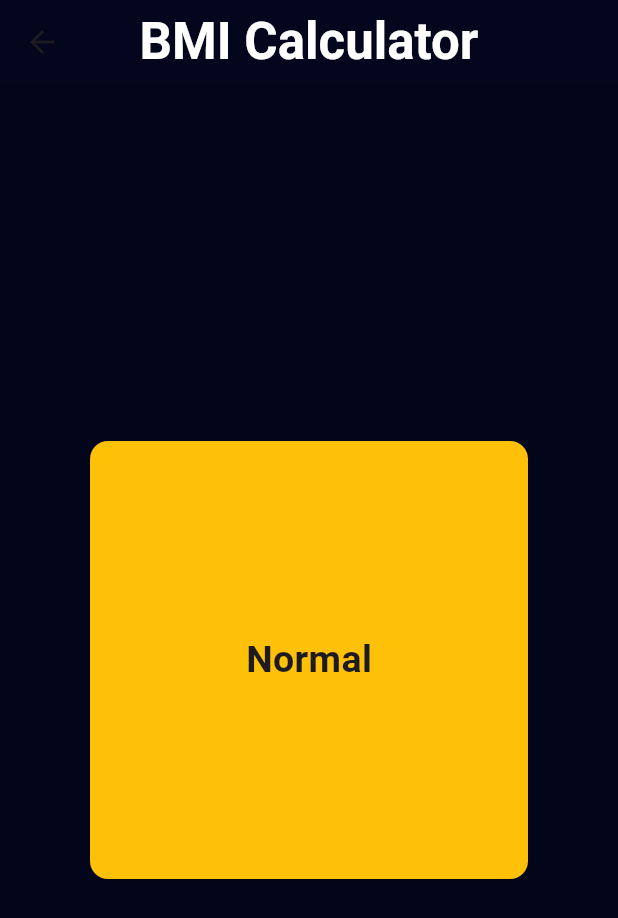
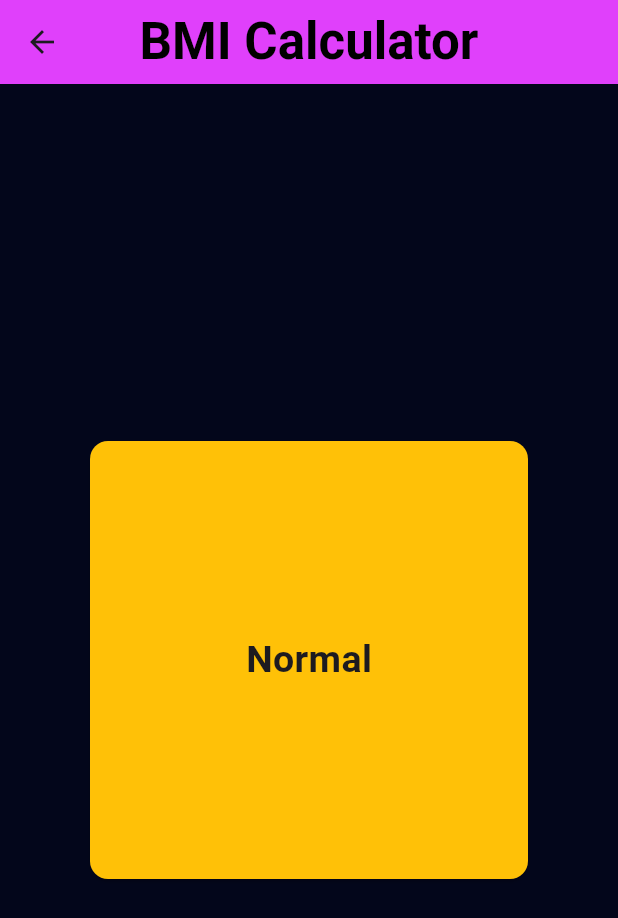
Before and after one commit to MouBiswas16/bmi_calculator, a Flutter app: the screen it shows after launch, after a tap on "CALCULATE", on a phone screen of 412 x 824 dp. Shown: the top 918 px of the screen. Run offline on Flutter 3.47's test engine with Material 3 defaults, Android fonts, the phone set to English and light mode, and no system bars.

Commit message:
without provider

```diff
--- /dev/null
+++ b/devtools_options.yaml
@@ -0,0 +1,3 @@
+description: This file stores settings for Dart & Flutter DevTools.
+documentation: https://docs.flutter.dev/tools/devtools/extensions#configure-extension-enablement-states
+extensions:
--- a/lib/screens/home_screen.dart
+++ b/lib/screens/home_screen.dart
@@ -3,6 +3,8 @@
 import 'package:bmi_calculator/screens/custom_cards.dart';
 import 'package:bmi_calculator/screens/result_screen.dart';
 import 'package:flutter/material.dart';
+
+import '../utils/color_constants.dart';
 
 class HomeScreen extends StatefulWidget {
   const HomeScreen({super.key});
@@ -12,21 +14,13 @@ class HomeScreen extends StatefulWidget {
 }
 
 class _HomeScreenState extends State<HomeScreen> {
-  Color appBarColor = Color(0xff03061C);
-  Color backgroundColor = Color(0xff03061B);
-  Color cardColor = Color(0xff171830);
-  bool isMale = true;
-  double height = 120;
-  int age = 20;
-  double weight = 30;
-
   @override
   Widget build(BuildContext context) {
     return Scaffold(
       appBar: AppBar(
         centerTitle: true,
         title: Text(
-          "BMI CALCULATOR",
+          "bmi calculator".toUpperCase(),
           style: TextStyle(
             color: Colors.white,
             fontSize: 34,
--- a/lib/screens/result_screen.dart
+++ b/lib/screens/result_screen.dart
@@ -1,6 +1,8 @@
 // ignore_for_file: prefer_const_constructors
 
 import 'package:flutter/material.dart';
+
+import '../utils/color_constants.dart';
 
 class ResultScreen extends StatefulWidget {
   final dynamic data;
@@ -11,9 +13,6 @@ class ResultScreen extends StatefulWidget {
 }
 
 class _ResultScreenState extends State<ResultScreen> {
-  Color appBarColor = Color(0xff03061C);
-  Color backgroundColor = Color(0xff03061B);
-
   @override
   Widget build(BuildContext context) {
     return Scaffold(
@@ -22,12 +21,12 @@ class _ResultScreenState extends State<ResultScreen> {
         title: Text(
           "BMI Calculator",
           style: TextStyle(
-            color: Colors.white,
+            color: Colors.black,
             fontSize: 34,
             fontWeight: FontWeight.bold,
           ),
         ),
-        backgroundColor: appBarColor,
+        backgroundColor: resultScreenAppbarColor,
       ),
       backgroundColor: backgroundColor,
       body: Center(
--- /dev/null
+++ b/lib/utils/color_constants.dart
@@ -0,0 +1,10 @@
+import 'package:flutter/material.dart';
+
+Color appBarColor = const Color(0xff03061C);
+Color backgroundColor = const Color(0xff03061B);
+Color cardColor = const Color(0xff171830);
+Color resultScreenAppbarColor = Colors.purpleAccent;
+bool isMale = true;
+double height = 120;
+int age = 20;
+double weight = 30;
```
Also changed, not shown: pubspec.yaml (+3 -63 lines), pubspec.lock.
